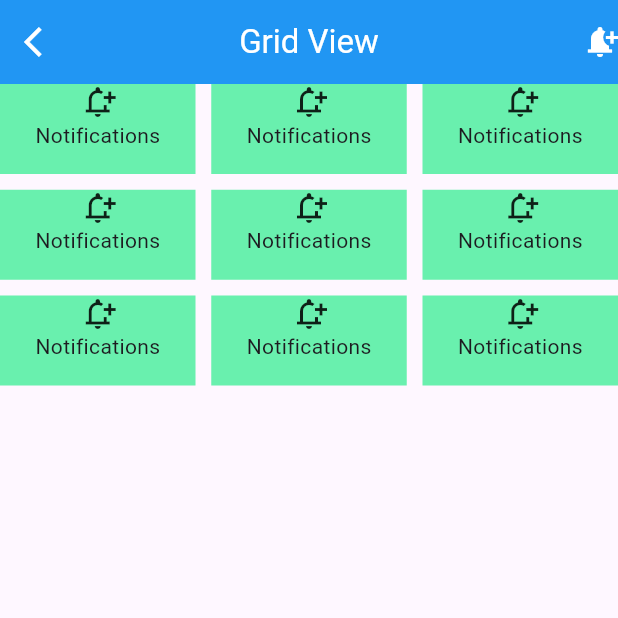
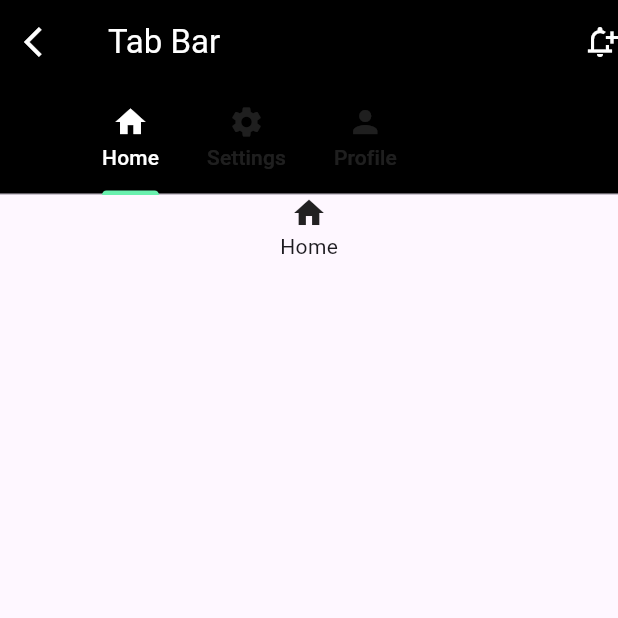
Before and after one commit to AbRehman536/Flutter_sec_8, a Flutter app: the screen it shows after launch, on a phone screen of 412 x 824 dp, the top half of it. Run offline on Flutter 3.47's test engine with Material 3 defaults, Android fonts, the phone set to English and light mode, and no system bars.

Commit message:
Tab Bar View Done

```diff
--- a/lib/main.dart
+++ b/lib/main.dart
@@ -12,6 +12,7 @@ import 'package:flutter_sec_8/network_image.dart';
 import 'package:flutter_sec_8/pageview.dart';
 import 'package:flutter_sec_8/row_column.dart';
 import 'package:flutter_sec_8/single_selection.dart';
+import 'package:flutter_sec_8/tab_bar.dart';
 
 void main() {
   runApp(const MyApp());
@@ -44,7 +45,7 @@ class MyApp extends StatelessWidget {
         colorScheme: ColorScheme.fromSeed(seedColor: Colors.deepPurple),
         useMaterial3: true,
       ),
-      home: GridViewDemo(),
+      home: TabBarDemo(),
     );
   }
 }
--- /dev/null
+++ b/lib/tab_bar.dart
@@ -0,0 +1,45 @@
+import 'package:flutter/material.dart';
+
+class TabBarDemo extends StatelessWidget {
+  const TabBarDemo({super.key});
+
+  @override
+  Widget build(BuildContext context) {
+    return DefaultTabController(
+      length: 3,
+      child: Scaffold(
+        appBar: AppBar(
+          leading: Icon(Icons.arrow_back_ios),
+          title: Text("Tab Bar"),
+          actions: [Icon(Icons.notification_add_outlined)],
+          backgroundColor: Colors.black,
+          foregroundColor: Colors.white,
+          bottom: TabBar(
+              labelColor: Colors.white,
+              unselectedLabelColor: Colors.white12,
+              indicatorColor: Colors.greenAccent,
+              isScrollable: true,
+              tabs: [
+            Tab(icon: Icon(Icons.home),text: "Home" ,),
+            Tab(icon: Icon(Icons.settings),text: "Settings" ,),
+            Tab(icon: Icon(Icons.person),text: "Profile" ,),
+          ]),
+        ),
+        body: TabBarView(children: [
+          Center(child: Column(children: [
+            Icon(Icons.home),
+            Text("Home"),
+          ],),),
+          Center(child: Column(children: [
+            Image.asset("assets/images/download.png"),
+            Text("Settings"),
+          ],),),
+          Center(child: Column(children: [
+            Icon(Icons.person,size: 40,),
+            Text("Profile")
+          ],),),
+        ]),
+      ),
+    );
+  }
+}
```
